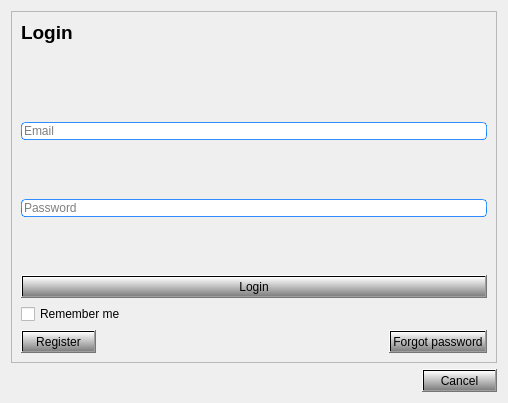
Before: the Qt Designer form edus/client/gui/dialogs/login/login.ui in AhmerW/Edus, drawn with Qt 5.
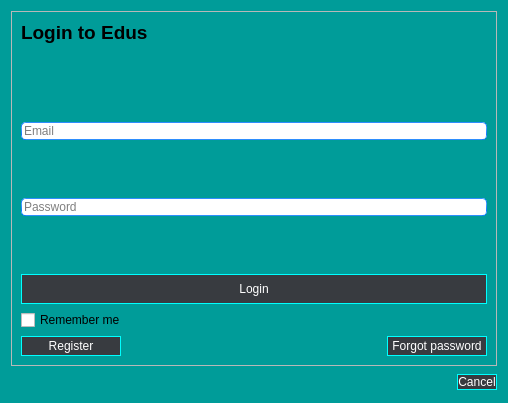
After: the same form once the commit is applied.

```diff
--- a/edus/client/gui/dialogs/login/login.ui
+++ b/edus/client/gui/dialogs/login/login.ui
@@ -14,18 +14,35 @@
    <string>Login</string>
   </property>
   <property name="styleSheet">
-   <string notr="true">
+   <string notr="true">QDialog {
+background-color: #009c99;
+}
+QLabel:hover {
+color: white;
+}
+
 QLineEdit {
 	border-width: 1px; border-radius: 4px;
 	border-style: solid;
 	border-color: qlineargradient(spread:pad, x1:0.5, y1:1, x2:0.5, y2:0, stop:0 rgba(0, 113, 255, 255), stop:1 rgba(91, 171, 252, 255));
 }
+QLineEdit:hover {
+border: 2px solid aqua;
+}
+
 QPushButton{
 
 }
 QPushButton{
-background-color: qlineargradient(x1: 0, y1: 0, x2: 0, y2: 1, stop: 0 white, stop: 1 grey);
-
+background-color: #383b40;
+border: 1px solid aqua;
+color: white;
+}
+QPushButton:hover {
+background-color: gray;
+}
+QPushButton:pressed {
+background-color: aqua;
 }</string>
   </property>
   <layout class="QGridLayout" name="gridLayout">
@@ -51,7 +68,7 @@
       <item>
        <widget class="QLabel" name="label">
         <property name="text">
-         <string>&lt;html&gt;&lt;head/&gt;&lt;body&gt;&lt;p&gt;&lt;span style=&quot; font-size:14pt; font-weight:600;&quot;&gt;Login&lt;/span&gt;&lt;/p&gt;&lt;/body&gt;&lt;/html&gt;</string>
+         <string>&lt;html&gt;&lt;head/&gt;&lt;body&gt;&lt;p&gt;&lt;span style=&quot; font-size:14pt; font-weight:600;&quot;&gt;Login to Edus&lt;/span&gt;&lt;/p&gt;&lt;/body&gt;&lt;/html&gt;</string>
         </property>
        </widget>
       </item>
@@ -126,6 +143,12 @@
       </item>
       <item>
        <widget class="QPushButton" name="login_button">
+        <property name="minimumSize">
+         <size>
+          <width>0</width>
+          <height>30</height>
+         </size>
+        </property>
         <property name="text">
          <string>Login</string>
         </property>
@@ -142,6 +165,12 @@
        <layout class="QHBoxLayout" name="horizontalLayout">
         <item>
          <widget class="QPushButton" name="register_button">
+          <property name="minimumSize">
+           <size>
+            <width>100</width>
+            <height>20</height>
+           </size>
+          </property>
           <property name="text">
            <string>Register</string>
           </property>
@@ -168,6 +197,12 @@
             <verstretch>0</verstretch>
            </sizepolicy>
           </property>
+          <property name="minimumSize">
+           <size>
+            <width>100</width>
+            <height>20</height>
+           </size>
+          </property>
           <property name="maximumSize">
            <size>
             <width>16777215</width>
@@ -184,6 +219,22 @@
      </layout>
     </widget>
    </item>
+   <item row="1" column="0">
+    <widget class="QDialogButtonBox" name="buttonBox">
+     <property name="minimumSize">
+      <size>
+       <width>100</width>
+       <height>20</height>
+      </size>
+     </property>
+     <property name="orientation">
+      <enum>Qt::Horizontal</enum>
+     </property>
+     <property name="standardButtons">
+      <set>QDialogButtonBox::Cancel</set>
+     </property>
+    </widget>
+   </item>
   </layout>
  </widget>
  <resources/>
```
Left out of the diff: 10 changed lines with no effect on the pictures.
